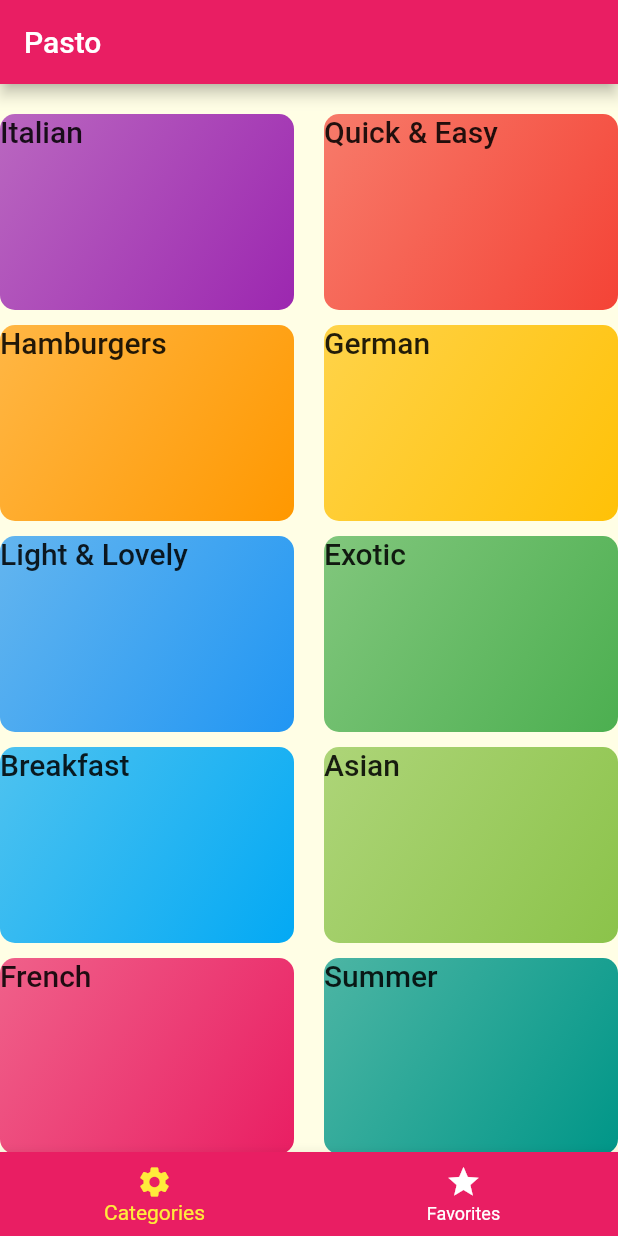
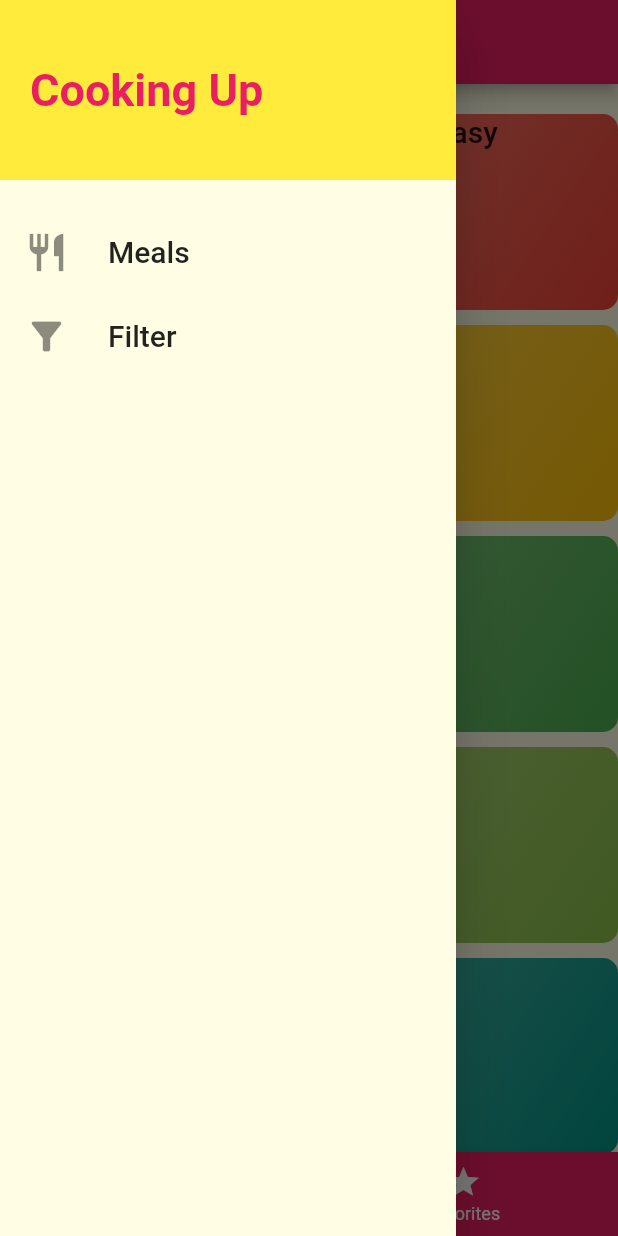
Before and after one commit to hasibulHossain/pasto, a Flutter app: the screen it shows after launch, with the side drawer open (before the commit the screen has no drawer), on a phone screen of 412 x 824 dp. Run offline on Flutter 3.47's test engine with Material 2 defaults, Android fonts, the phone set to English and light mode, and no system bars.

Commit message:
linked screen with drawer

```diff
--- /dev/null
+++ b/lib/components/drawer/main_drawer.dart
@@ -0,0 +1,50 @@
+import 'package:flutter/material.dart';
+import '../../screens/filter/filter.dart';
+
+class MainDrawer extends StatelessWidget {
+  const MainDrawer({Key? key}) : super(key: key);
+
+  void routeHandler(String route, BuildContext context) {
+    Navigator.of(context).pushNamed(route);
+  }
+
+  Widget _drawerItem(String title, IconData icon, BuildContext context, String route) {
+    return ListTile(
+      leading: Icon(
+        icon,
+        size: 30,
+      ),
+      title: Text(
+        title,
+        style: Theme.of(context).textTheme.headline6,
+      ),
+      onTap: () => routeHandler(route, context),
+    );
+  }
+
+  @override
+  Widget build(BuildContext context) {
+    return Column(
+      children: <Widget>[
+        Container(
+          height: 120,
+          width: double.infinity,
+          padding: EdgeInsets.all(20),
+          alignment: Alignment.centerLeft,
+          color: Theme.of(context).colorScheme.secondary,
+          child: Text(
+            'Cooking Up',
+            style: TextStyle(
+              fontWeight: FontWeight.bold,
+              color: Theme.of(context).colorScheme.primary,
+              fontSize: 30,
+            ),
+          ),
+        ),
+        const SizedBox(height: 20),
+        _drawerItem('Meals', Icons.restaurant, context, '/'),
+        _drawerItem('Filter', Icons.filter_alt, context, Filter.route),
+      ],
+    );
+  }
+}
--- a/lib/main.dart
+++ b/lib/main.dart
@@ -3,6 +3,7 @@ import 'package:flutter/material.dart';
 import './screens/tab/tab.dart';
 import './screens/category_details/category_details.dart';
 import './screens/meal_details/meal_details.dart';
+import './screens/filter/filter.dart';
 
 void main() {
   runApp(const MyApp());
@@ -38,6 +39,7 @@ class MyApp extends StatelessWidget {
         '/': (context) => const TabsScreen(),
         CategoryDetails.route: (context) => const CategoryDetails(),
         MealDetails.route: (context) => const MealDetails(),
+        Filter.route: (context) => const Filter(),
       },
       // onGenerateRoute: (settings) {
       //   //on generate route will call if none of the route match with routes. then this fallback screen will show.
--- /dev/null
+++ b/lib/screens/filter/filter.dart
@@ -0,0 +1,19 @@
+import 'package:flutter/material.dart';
+
+class Filter extends StatelessWidget {
+  const Filter({Key? key}) : super(key: key);
+
+  static const route = '/filter';
+
+  @override
+  Widget build(BuildContext context) {
+    return Scaffold(
+      appBar: AppBar(
+        title: const Text('Filter'),
+      ),
+      body: const Center(
+        child: Text('filter'),
+      ),
+    );
+  }
+}
--- a/lib/screens/tab/tab.dart
+++ b/lib/screens/tab/tab.dart
@@ -2,6 +2,7 @@ import 'package:flutter/material.dart';
 
 import '../homepage.dart';
 import '../favorites/favorites.dart';
+import '../../components/drawer/main_drawer.dart';
 
 class TabsScreen extends StatefulWidget {
   const TabsScreen({Key? key}) : super(key: key);
@@ -30,6 +31,9 @@ class _TabsScreenState extends State<TabsScreen> {
       appBar: AppBar(
         title: const Text('Pasto'),
       ),
+      drawer: const Drawer(
+        child: MainDrawer(),
+      ),
       body: _pages[_selectedPageIndex],
       bottomNavigationBar: BottomNavigationBar(
         onTap: _selectPage,
```
